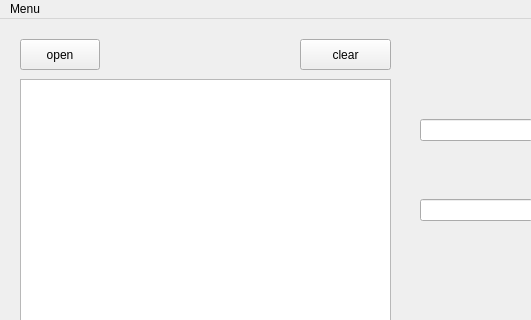
Above: sniffer.ui from dda-661-4/project before the change; both pictures show x 0 to 531 and y 0 to 320 of the 641 by 600 pixel window. Below: the same form after it.
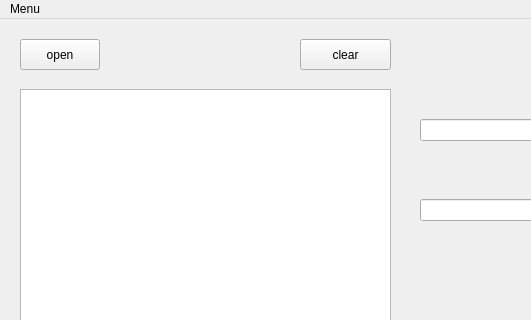
That is the form after the change.

Diff of the .ui file:
```diff
--- a/sniffer.ui
+++ b/sniffer.ui
@@ -146,22 +146,6 @@
      <bool>false</bool>
     </property>
    </widget>
-   <widget class="QTextEdit" name="textEdit">
-    <property name="geometry">
-     <rect>
-      <x>20</x>
-      <y>60</y>
-      <width>371</width>
-      <height>251</height>
-     </rect>
-    </property>
-    <property name="maximumSize">
-     <size>
-      <width>371</width>
-      <height>251</height>
-     </size>
-    </property>
-   </widget>
    <widget class="QTextEdit" name="pack">
     <property name="geometry">
      <rect>
@@ -172,6 +156,16 @@
      </rect>
     </property>
    </widget>
+   <widget class="QTextEdit" name="textEdit">
+    <property name="geometry">
+     <rect>
+      <x>20</x>
+      <y>70</y>
+      <width>371</width>
+      <height>241</height>
+     </rect>
+    </property>
+   </widget>
   </widget>
   <widget class="QMenuBar" name="menubar">
    <property name="geometry">
```
